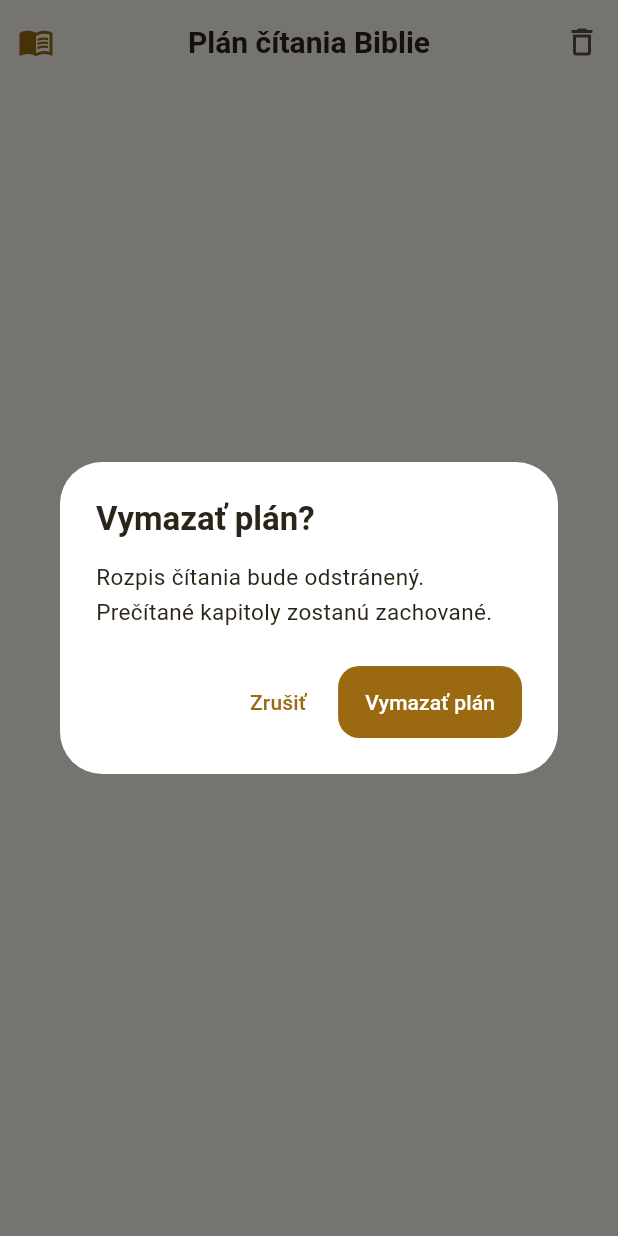
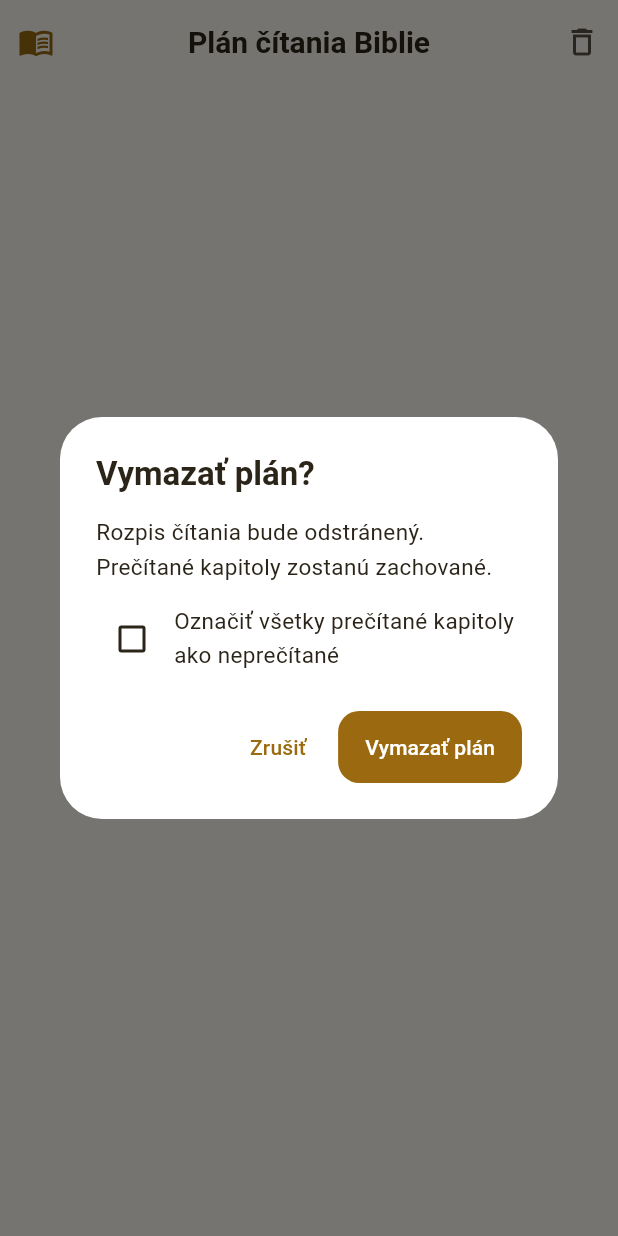
Before and after one commit to malymaros/bible_tracker, a Flutter app: the _ExistingPlanScreen screen opened directly with empty values, after a tap on the "delete outline" icon, on a phone screen of 412 x 824 dp. Run offline on Flutter 3.47's test engine with Material 3 defaults, Android fonts, the phone set to English and light mode, and no system bars; our stand-ins replace drift, drift_flutter, flutter_riverpod, go_router; accounts and stored records are empty; generated files the repository leaves out were written again.

Commit message:
feat: improve plan book progress UX and delete dialog
- Style chapter count (23/30) darker and bold for readability
- Highlight completed book cards with a golden background tint
- Update book checkbox to golden fill with silver checkmark
- Add option in delete dialog to also unmark plan chapters as unread

Co-Authored-By: Claude Sonnet 4.6 <noreply@anthropic.com>

```diff
--- a/lib/features/plan/screens/plan_screen.dart
+++ b/lib/features/plan/screens/plan_screen.dart
@@ -397,7 +397,7 @@ class _ExistingPlanScreenState extends ConsumerState<_ExistingPlanScreen> {
         actions: [
           IconButton(
             tooltip: l10n.planDeleteAction,
-            onPressed: () => _confirmDelete(context, ref),
+            onPressed: () => _confirmDelete(context, ref, days),
             icon: Icon(Icons.delete_outline, color: _PlanColors.textMuted),
           ),
         ],
@@ -458,13 +458,38 @@ class _ExistingPlanScreenState extends ConsumerState<_ExistingPlanScreen> {
     setState(() => _selectedDayIndex = index);
   }
 
-  Future<void> _confirmDelete(BuildContext context, WidgetRef ref) async {
+  Future<void> _confirmDelete(
+    BuildContext context,
+    WidgetRef ref,
+    List<PlanDay> days,
+  ) async {
     final l10n = AppLocalizations.of(context)!;
+    var alsoUnread = false;
     final confirmed = await showDialog<bool>(
       context: context,
-      builder: (context) => AlertDialog(
+      builder: (context) => StatefulBuilder(
+        builder: (context, setState) => AlertDialog(
           title: Text(l10n.planDeleteTitle),
-        content: Text(l10n.planDeleteMessage),
+          content: Column(
+            mainAxisSize: MainAxisSize.min,
+            crossAxisAlignment: CrossAxisAlignment.start,
+            children: [
+              Text(l10n.planDeleteMessage),
+              const SizedBox(height: 12),
+              Row(
+                children: [
+                  Checkbox(
+                    value: alsoUnread,
+                    onChanged: (v) => setState(() => alsoUnread = v ?? false),
+                  ),
+                  const SizedBox(width: 4),
+                  const Expanded(
+                    child: Text('Označiť všetky prečítané kapitoly ako neprečítané'),
+                  ),
+                ],
+              ),
+            ],
+          ),
           actions: [
             TextButton(
               onPressed: () => Navigator.of(context).pop(false),
@@ -476,8 +501,16 @@ class _ExistingPlanScreenState extends ConsumerState<_ExistingPlanScreen> {
             ),
           ],
         ),
+      ),
     );
     if (confirmed == true) {
+      if (alsoUnread) {
+        final progressDao = ref.read(progressDaoProvider);
+        final chapters = days.expand((d) => d.chapters);
+        for (final chapter in chapters) {
+          await progressDao.markUnread(chapter);
+        }
+      }
       await ref.read(planDaoProvider).deleteActivePlan();
     }
   }
@@ -835,7 +868,7 @@ class _PlanBookProgressTile extends ConsumerWidget {
     return Card(
       key: Key('plan-book-progress-${progress.book.id}'),
       elevation: 0,
-      color: _PlanColors.card,
+      color: isComplete ? _PlanColors.goldSoft.withValues(alpha: 0.55) : _PlanColors.card,
       margin: const EdgeInsets.only(bottom: 10),
       shape: RoundedRectangleBorder(borderRadius: BorderRadius.circular(18)),
       child: Theme(
@@ -876,6 +909,10 @@ class _PlanBookProgressTile extends ConsumerWidget {
                 Text(
                   '$completed/$total',
                   key: Key('plan-book-count-${progress.book.id}'),
+                  style: Theme.of(context).textTheme.bodyMedium?.copyWith(
+                    color: _PlanColors.textStrong,
+                    fontWeight: FontWeight.w600,
+                  ),
                 ),
                 const SizedBox(height: 6),
                 ClipRRect(
@@ -894,7 +931,8 @@ class _PlanBookProgressTile extends ConsumerWidget {
           trailing: Checkbox(
             key: Key('plan-book-complete-${progress.book.id}'),
             value: isComplete,
-            activeColor: _PlanColors.goldDark,
+            activeColor: _PlanColors.gold,
+            checkColor: const Color(0xFFE8E8E8),
             onChanged: (_) => _toggleBook(context, ref, isComplete),
           ),
           children: [
```
Lines whose indentation alone changed are shown as unchanged.
